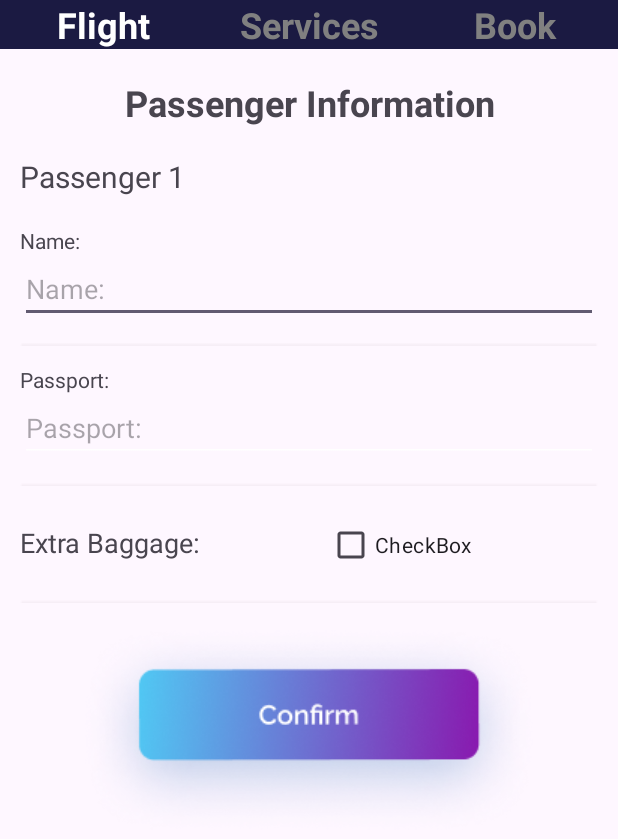
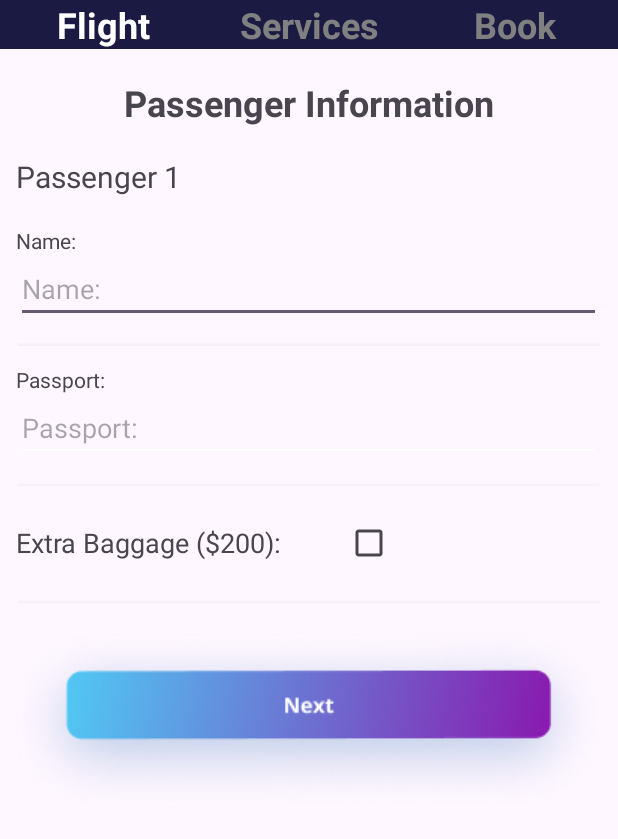
Before and after one commit to T1adus/CSIT214-Project-Deliverable, an Android app: the layout fragment_customer_info.xml on its own in the app's theme, with its tools: preview values and no code run, on a phone screen of 412 x 824 dp. Shown: the top 839 px of the screen. Run offline under Robolectric (Android 15) with nearby library versions, the phone set to English and light mode, and no system bars.

Commit message:
Update UI & Logic
This commit:
Updates the display of each ticket.
Updates the logic behind CoreActivy, BookingSession, CustomerInfoFragment to enable inputing multiple passengers' information.

```diff
--- a/FlytDream/app/src/main/java/com/example/flytdream/BookingSession.java
+++ b/FlytDream/app/src/main/java/com/example/flytdream/BookingSession.java
@@ -14,6 +14,7 @@ public class BookingSession {
     private Flight flight;
     private ArrayList<String> seats;
     private int totalCost;
+    private ArrayList<Passenger> passengers;
 
     public BookingSession() {
         departCity = new City("0", "0", "0");
@@ -39,6 +40,8 @@ public class BookingSession {
         return passenger;
     }
     public Flight getFlight() {return flight;}
+    public int getTotalPassenger() {return adult+child+infant;}
+    public ArrayList<Passenger> getPassengers() {return passengers;}
 
     public void setDepartCity(City newDepartCity) {departCity = newDepartCity;}
     public void setArriveCity(City newArriveCity) {arriveCity = newArriveCity;}
@@ -51,10 +54,11 @@ public class BookingSession {
     public void setClass(String newClass) {
         classSelected = newClass;
     }
-    public void setPassenger(int newAdult, int newChild, int newInfant) {
+    public void setPassengerCount(int newAdult, int newChild, int newInfant) {
         adult = newAdult;
         child = newChild;
         infant = newInfant;
     }
     public void setFlight(Flight newFlight) {flight = newFlight;}
+    public void setPassengers(ArrayList<Passenger> newPassengers) {passengers = newPassengers;}
 }
--- a/FlytDream/app/src/main/java/com/example/flytdream/FlightSelectFragment.java
+++ b/FlytDream/app/src/main/java/com/example/flytdream/FlightSelectFragment.java
@@ -93,6 +93,8 @@ public class FlightSelectFragment extends Fragment {
                 if (currentFlightPosition != -1) {
                     activity.selectFlight(currentFlightPosition);
                     aBookingSession.setFlight(activity.flights.get(currentFlightPosition));
+                    activity.currentPassenger = 0;
+                    activity.createPassengerList();
                     activity.loadFragment(new CustomerInfoFragment());
                 } else {
                    Toast.makeText(getActivity(), "Please choose a flight to proceed!", Toast.LENGTH_SHORT).show();
--- a/FlytDream/app/src/main/java/com/example/flytdream/Passenger.java
+++ b/FlytDream/app/src/main/java/com/example/flytdream/Passenger.java
@@ -15,7 +15,7 @@ public class Passenger {
     public String getPassengerPassport() {return passengerPassport;}
     public boolean getExtraBaggageStatus() {return extraBaggage;}
     public void setPassengerName(String newPassengerName) {passengerName = newPassengerName;}
-    public void setPassengerPassport(String newPassengerPassport) {passengerPassport = passengerPassport;}
+    public void setPassengerPassport(String newPassengerPassport) {passengerPassport = newPassengerPassport;}
     public void setExtraBaggage(boolean extraBaggageStatus) {
         extraBaggage = extraBaggageStatus;
     }
--- a/FlytDream/app/src/main/java/com/example/flytdream/PassengerCountFragment.java
+++ b/FlytDream/app/src/main/java/com/example/flytdream/PassengerCountFragment.java
@@ -160,7 +160,7 @@ public class PassengerCountFragment extends Fragment {
                     infantCount.setText(Integer.toString(infant));
                 }
             } else if (v.getId() == R.id.confirmButton) {
-                aBookingSession.setPassenger(adult, child, infant);
+                aBookingSession.setPassengerCount(adult, child, infant);
                 activity.loadFragment(new TripFragment());
             }
         }
--- a/FlytDream/app/src/main/res/layout/fragment_customer_info.xml
+++ b/FlytDream/app/src/main/res/layout/fragment_customer_info.xml
@@ -55,7 +55,7 @@
         </LinearLayout>
 
         <LinearLayout
-            android:layout_width="wrap_content"
+            android:layout_width="390dp"
             android:layout_height="match_parent"
             android:gravity="center_horizontal"
             android:orientation="vertical">
@@ -82,7 +82,7 @@
                 android:text="@string/blank" />
 
             <TextView
-                android:id="@+id/textView11"
+                android:id="@+id/passengerId"
                 android:layout_width="match_parent"
                 android:layout_height="wrap_content"
                 android:text="@string/passengerNumber"
@@ -143,7 +143,7 @@
 
                 <TextView
                     android:id="@+id/textView26"
-                    android:layout_width="wrap_content"
+                    android:layout_width="101dp"
                     android:layout_height="fill_parent"
                     android:layout_weight="1"
                     android:gravity="center_vertical"
@@ -151,11 +151,18 @@
                     android:textSize="18sp" />
 
                 <CheckBox
-                    android:id="@+id/checkBox2"
-                    android:layout_width="wrap_content"
+                    android:id="@+id/extraBaggageStatus"
+                    android:layout_width="17dp"
                     android:layout_height="wrap_content"
                     android:layout_weight="1"
-                    android:text="CheckBox" />
+                    android:text="@string/blank" />
+
+                <TextView
+                    android:id="@+id/textView11"
+                    android:layout_width="20dp"
+                    android:layout_height="wrap_content"
+                    android:layout_weight="1"
+                    android:text="@string/blank" />
             </LinearLayout>
 
             <ImageView
@@ -165,11 +172,11 @@
                 android:src="@drawable/vector" />
 
             <ImageButton
-                android:id="@+id/imageButton"
+                android:id="@+id/nextButton"
                 android:layout_width="match_parent"
                 android:layout_height="wrap_content"
                 android:background="@android:color/transparent"
-                android:src="@drawable/seat_confirm" />
+                android:src="@drawable/next_button" />
         </LinearLayout>
 
     </LinearLayout>
--- a/FlytDream/app/src/main/res/values/strings.xml
+++ b/FlytDream/app/src/main/res/values/strings.xml
@@ -49,5 +49,5 @@
     <string name="cityHint">Enter city name</string>
     <string name="passengerInfoText">Passenger Information</string>
     <string name="passengerNumber">Passenger 1</string>
-    <string name="extraBaggageView">Extra Baggage:</string>
+    <string name="extraBaggageView">Extra Baggage ($200):</string>
 </resources>
```
Also changed, not shown: FlytDream/app/src/main/java/com/example/flytdream/CoreActivity.java (+13 -0 lines), FlytDream/app/src/main/java/com/example/flytdream/CustomerInfoFragment.java (+68 -5 lines), FlytDream/app/src/main/res/layout/flight_objects.xml (+26 -4 lines), FlytDream/app/src/main/res/drawable/from_to.png (added), FlytDream/app/src/main/res/drawable/next_button.png (added), 1 other file.
